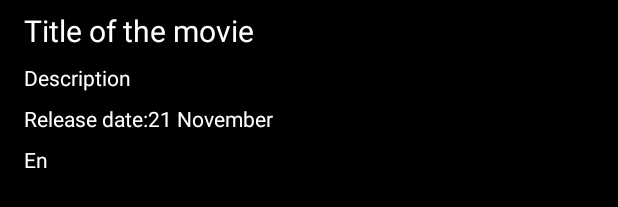
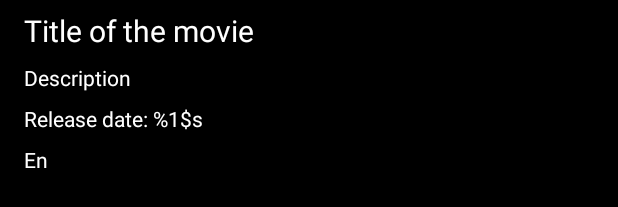
Before and after one commit to adityawibisana/themoviedb-oddbit, an Android app: the layout activity_movie_detail.xml on its own in the app's theme, with its tools: preview values and no code run, on a phone screen of 412 x 824 dp. Shown: the part 620-827 px from the top of the screen. Run offline under Robolectric (Android 15) with nearby library versions, the phone set to English and light mode, and no system bars; network calls fail.

Commit message:
Fix release date string

```diff
--- a/app/src/main/java/com/aw/themoviedboddbit/MovieDetailActivity.kt
+++ b/app/src/main/java/com/aw/themoviedboddbit/MovieDetailActivity.kt
@@ -47,7 +47,7 @@ class MovieDetailActivity : AppCompatActivity() {
 
         binding.title.text = movieTitle
         binding.overview.text = movieDescription
-        binding.releaseDate.text = movieReleaseDate
+        binding.releaseDate.text = resources.getString(R.string.release_date, movieReleaseDate)
         binding.language.text = resources.getString(R.string.language, movieLanguage)
 
         moviePopularity?.also {
--- a/app/src/main/res/layout/activity_movie_detail.xml
+++ b/app/src/main/res/layout/activity_movie_detail.xml
@@ -42,7 +42,7 @@
         tools:text="Description" />
 
     <TextView
-        android:id="@+id/releaseDateConstant"
+        android:id="@+id/releaseDate"
         android:layout_width="wrap_content"
         android:layout_height="wrap_content"
         app:layout_constraintTop_toBottomOf="@id/overview"
@@ -51,14 +51,6 @@
         android:layout_marginTop="@dimen/margin_small"
         android:layout_marginEnd="@dimen/margin"
         android:text="@string/release_date" />
-
-    <TextView
-        android:id="@+id/releaseDate"
-        android:layout_width="wrap_content"
-        android:layout_height="wrap_content"
-        app:layout_constraintTop_toTopOf="@id/releaseDateConstant"
-        app:layout_constraintLeft_toRightOf="@id/releaseDateConstant"
-        tools:text="21 November" />
 
     <TextView
         android:layout_width="wrap_content"
--- a/app/src/main/res/values/strings.xml
+++ b/app/src/main/res/values/strings.xml
@@ -6,6 +6,6 @@
     <string name="filter_date">Filter release date…</string>
     <string name="pick_date">Pick range of released date</string>
     <string name="feature_not_available">Sorry, this feature is not available on your device</string>
-    <string name="release_date">Release date: </string>
+    <string name="release_date">Release date: %1$s</string>
     <string name="language">Language: %1$s</string>
 </resources>
```
